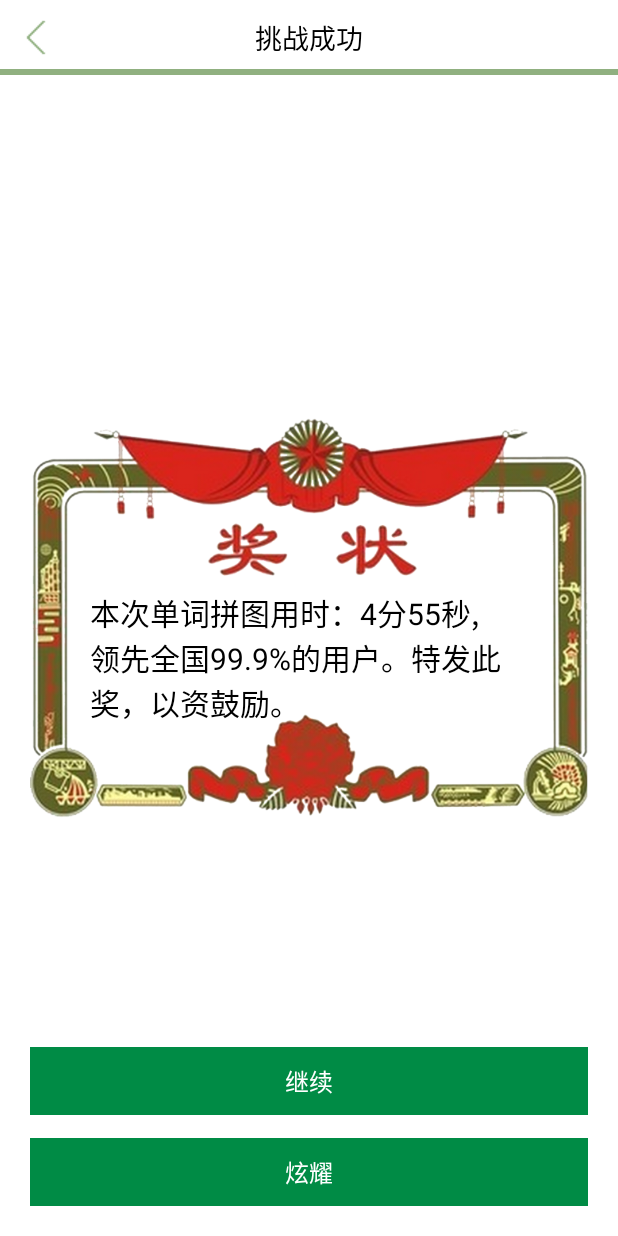
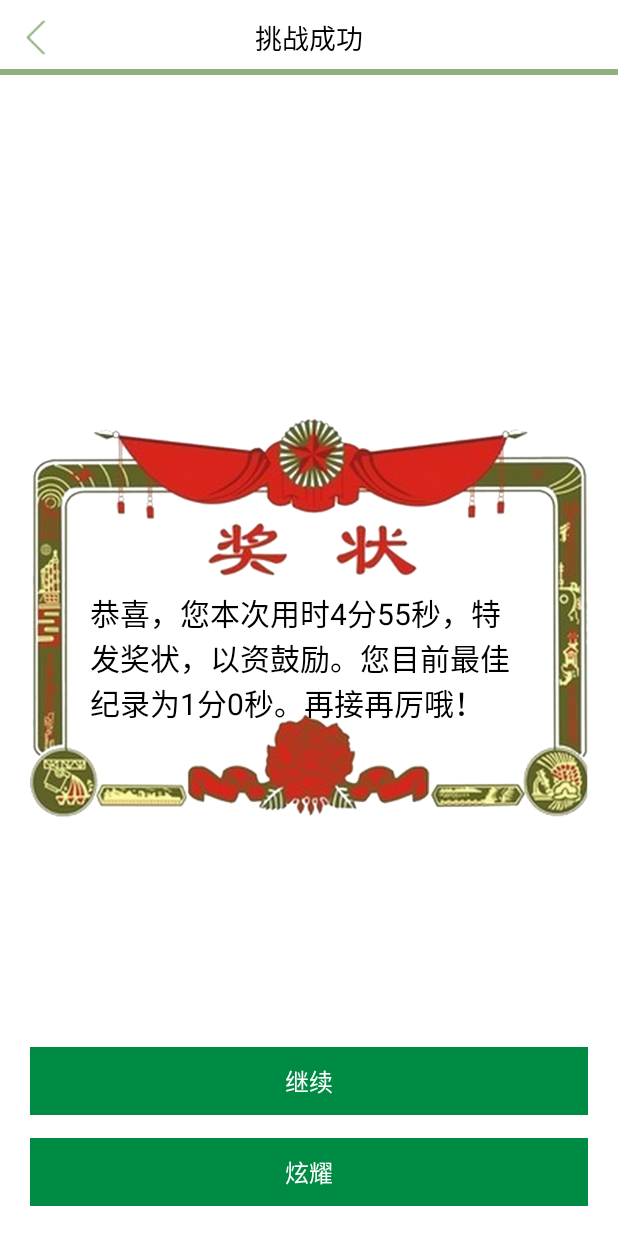
Before and after one commit to o0starshine0o/ReciteWithGame, an Android app: the ResultWinActivity screen opened directly, with no data from a screen before it, on a phone screen of 412 x 824 dp. Run offline under Robolectric (Android 15) with nearby library versions, the phone set to English and light mode, and no system bars.

Commit message:
添加音效，添加对正确单词的锁定，修改游戏成功时的提示语

```diff
--- a/app/build.gradle
+++ b/app/build.gradle
@@ -8,7 +8,7 @@ android {
         minSdkVersion 8
         targetSdkVersion 19
         versionCode 1
-        versionName "1.0"
+        versionName "1.0.1"
     }
     buildTypes {
         release {
--- a/app/src/main/java/com/starshine/app/activity/PuzzleActivity.java
+++ b/app/src/main/java/com/starshine/app/activity/PuzzleActivity.java
@@ -258,7 +258,6 @@ public class PuzzleActivity extends BaseActivity implements PuzzleAdapter.GameRe
         intent.setClass(this, ResultWinActivity.class);
         Bundle bundle = new Bundle();
         bundle.putInt(IntentConstant.CONSUME_TIME, usedTime);
-        intent.putExtras(bundle);
 
         String sharedBest = SharedPreferencesConstant.BEST_CET_4;
         if (mTableName.equals("lexicon_cet_4")) {
@@ -283,6 +282,8 @@ public class PuzzleActivity extends BaseActivity implements PuzzleAdapter.GameRe
         // 更新界面：
         txvBest.setText("最佳：" + DateTimeUtils.secondsToFormattedString(bestInfo));
 
+        bundle.putInt(IntentConstant.BEST_TIME, bestInfo);
+        intent.putExtras(bundle);
         startActivityForResult(intent, RequestConstant.START_TO_PUZZLE_WIN_ACTIVITY_REQUEST);
     }
 
@@ -334,6 +335,7 @@ public class PuzzleActivity extends BaseActivity implements PuzzleAdapter.GameRe
                         rlGameInfo.setVisibility(View.GONE);
                         llGameControl.setVisibility(View.VISIBLE);
                         mGameState = GAME_STATE_INIT; // 重置游戏状态
+                        initData(); // 重置游戏数据
                         break;
                     }
                     boolean isGiveUp = data.getBooleanExtra(
--- a/app/src/main/java/com/starshine/app/activity/ResultWinActivity.java
+++ b/app/src/main/java/com/starshine/app/activity/ResultWinActivity.java
@@ -3,6 +3,8 @@ package com.starshine.app.activity;
 import android.app.AlertDialog;
 import android.content.DialogInterface;
 import android.content.Intent;
+import android.media.AudioManager;
+import android.media.SoundPool;
 import android.os.Bundle;
 import android.view.View;
 import android.widget.Button;
@@ -11,22 +13,27 @@ import android.widget.Toast;
 
 import com.starshine.app.R;
 import com.starshine.app.constant.IntentConstant;
+import com.starshine.app.constant.SharedPreferencesConstant;
 import com.starshine.app.utils.DateTimeUtils;
 import com.starshine.app.utils.NetUtils;
+import com.starshine.app.utils.SharedPreferencesUtils;
 
 public class ResultWinActivity extends BaseActivity {
 
     private int mConsumeTime;
+    private int mBestTime;
     private String mPercent;
 
     private Button mContinueButton;
     private Button mShowButton;
     private TextView mTipTextView;
+    private SoundPool soundPool;
 
     @Override
     protected void getIntentData() {
         Intent intent = getIntent();
         mConsumeTime = intent.getIntExtra(IntentConstant.CONSUME_TIME, 295);
+        mBestTime = intent.getIntExtra(IntentConstant.BEST_TIME, 60);
         mPercent = intent.getStringExtra(IntentConstant.PERCENT);
         // TODO delete mock data
         mPercent = "99.9%";
@@ -50,8 +57,17 @@ public class ResultWinActivity extends BaseActivity {
         mShowButton = (Button) findViewById(R.id.btnShow);
         mTipTextView = (TextView) findViewById(R.id.tv_win_tip);
         mTipTextView.setText(getString(R.string.win_tip,
-                DateTimeUtils.secondsToFormattedString(mConsumeTime), mPercent));
+                DateTimeUtils.secondsToFormattedString(mConsumeTime),
+                DateTimeUtils.secondsToFormattedString(mBestTime)));
         setOnClickListener(mContinueButton, mShowButton);
+        soundPool= new SoundPool(1, AudioManager.STREAM_SYSTEM, 5);
+        soundPool.load(this, R.raw.win, 1);
+        soundPool.setOnLoadCompleteListener(new SoundPool.OnLoadCompleteListener() {
+            @Override
+            public void onLoadComplete(SoundPool soundPool, int sampleId, int status) {
+                soundPool.play(1, 1, 1, 0, 0, 1);
+            }
+        });
     }
 
     @Override
--- a/app/src/main/java/com/starshine/app/constant/IntentConstant.java
+++ b/app/src/main/java/com/starshine/app/constant/IntentConstant.java
@@ -17,6 +17,7 @@ public class IntentConstant {
     public static final String PERCENT = "percent";
     public static final String TIME_LIMIT = "time_limit";
     public static final String PICTURE_URI = "picture_uri";
+    public static final String BEST_TIME = "best_time";
 
     /** 失败：是否继续 */
     public static final String ACTIVITY_RESULT_INTENT_CONTINUE = "activityResultIntentContinue";
--- a/app/src/main/res/values/strings.xml
+++ b/app/src/main/res/values/strings.xml
@@ -21,7 +21,7 @@
     <string name="go_on">继续</string>
     <string name="give_up">放弃</string>
     <string name="show">炫耀</string>
-    <string name="win_tip">本次单词拼图用时：%1$s,领先全国%2$s的用户。特发此奖，以资鼓励。</string>
+    <string name="win_tip">恭喜，您本次用时%1$s，特发奖状，以资鼓励。您目前最佳纪录为%2$s。再接再厉哦！</string>
     <string name="lose_tip">本次挑战失败。别灰心，再接再厉啊！</string>
 
     <!-- title -->
@@ -32,8 +32,8 @@
     <string name="title_activity_choose_lexicon">选择题库</string>
     <string name="title_activity_set_game_bg">设置背景图</string>
 
-    <string name="btn_normal_mode">普通模式（5分钟）</string>
-    <string name="btn_pro_mode">挑战模式（2分钟）</string>
+    <string name="btn_normal_mode">普通模式（60s）</string>
+    <string name="btn_pro_mode">挑战模式（30s）</string>
     <string name="txt_set_bg_from_local">从本地选择图片</string>
     <string name="txt_set_bg_hint">点击图片设定拼图背景</string>
     <string name="txt_set_bg_from_local_hint_no_1">1.</string>
```
Also changed, not shown: app/src/main/java/com/starshine/app/activity/OptionActivity.java (+4 -4 lines), app/src/main/java/com/starshine/app/activity/ResultLoseActivity.java (+11 -2 lines), app/src/main/java/com/starshine/app/adapter/PuzzleAdapter.java (+28 -5 lines), app/src/main/res/layout/list_item_puzzle.xml (+11 -3 lines), app/src/main/res/drawable-mdpi/img_lock.png (added), 6 other files.
